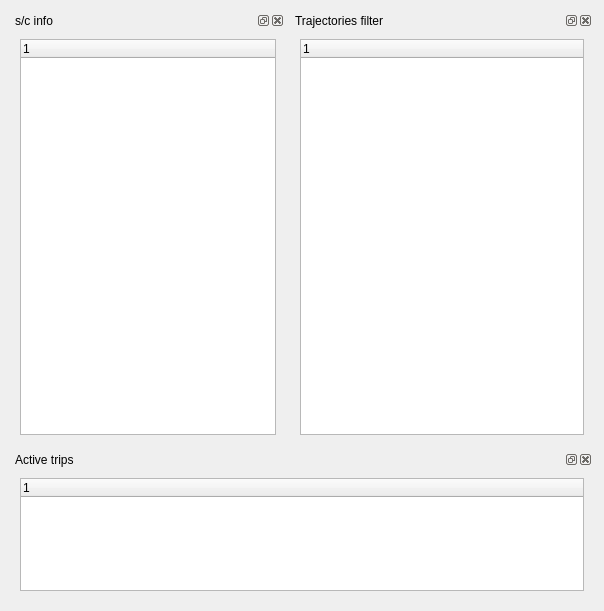
Old version of the form src/sonet_canvas.ui in the repository jorialand/sonet_tfm_horia.
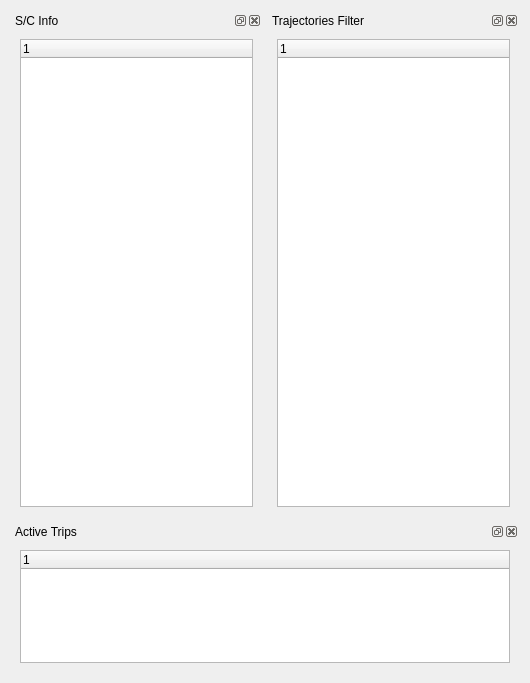
New version of the form.

```diff
--- a/src/sonet_canvas.ui
+++ b/src/sonet_canvas.ui
@@ -6,21 +6,39 @@
    <rect>
     <x>0</x>
     <y>0</y>
-    <width>604</width>
-    <height>611</height>
+    <width>530</width>
+    <height>683</height>
    </rect>
   </property>
   <property name="windowTitle">
    <string>sonet_canvas</string>
   </property>
-  <layout class="QFormLayout" name="formLayout">
+  <layout class="QGridLayout" name="gridLayout">
    <item row="0" column="0">
-    <widget class="QDockWidget" name="dockw_sc">
+    <widget class="QDockWidget" name="dockw_sc_info">
+     <property name="minimumSize">
+      <size>
+       <width>119</width>
+       <height>244</height>
+      </size>
+     </property>
+     <property name="maximumSize">
+      <size>
+       <width>524287</width>
+       <height>524287</height>
+      </size>
+     </property>
+     <property name="baseSize">
+      <size>
+       <width>0</width>
+       <height>0</height>
+      </size>
+     </property>
      <property name="windowTitle">
-      <string>s/c info</string>
+      <string>S/C Info</string>
      </property>
-     <widget class="QWidget" name="dockw_sc_contentsw">
-      <layout class="QVBoxLayout" name="verticalLayout_2">
+     <widget class="QWidget" name="dockw_sc_info_contentsw">
+      <layout class="QVBoxLayout" name="verticalLayout_4">
        <item>
         <widget class="QTreeWidget" name="treeW_sc">
          <column>
@@ -55,7 +73,7 @@
       </size>
      </property>
      <property name="windowTitle">
-      <string>Trajectories filter</string>
+      <string>Trajectories Filter</string>
      </property>
      <widget class="QWidget" name="dockw_trajectories_filter_contentsw">
       <layout class="QVBoxLayout" name="verticalLayout_3">
@@ -72,7 +90,7 @@
      </widget>
     </widget>
    </item>
-   <item row="1" column="0" colspan="2">
+   <item row="2" column="0" colspan="2">
     <widget class="QDockWidget" name="dockw_active_trips">
      <property name="maximumSize">
       <size>
@@ -84,7 +102,7 @@
       <set>Qt::AllDockWidgetAreas</set>
      </property>
      <property name="windowTitle">
-      <string>Active trips</string>
+      <string>Active Trips</string>
      </property>
      <widget class="QWidget" name="dockw_active_trips_contentsw">
       <layout class="QVBoxLayout" name="verticalLayout">
```
Left out of the diff: 14 changed lines with no effect on the pictures.
